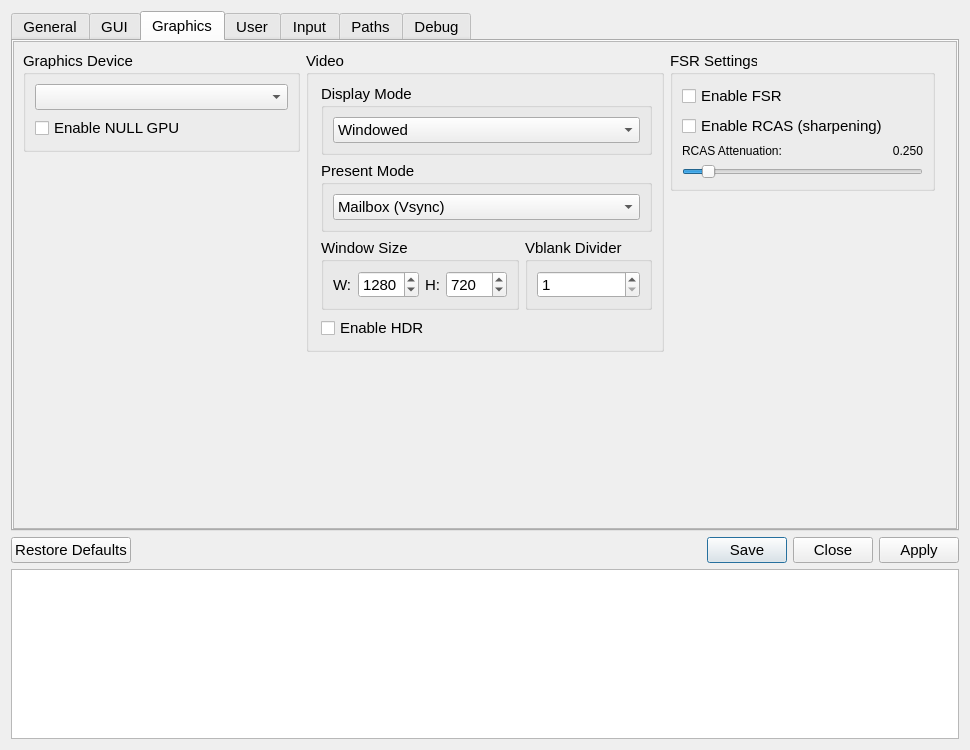
shadps4-emu/shadPS4, file src/qt_gui/settings_dialog.ui: the form before one commit.
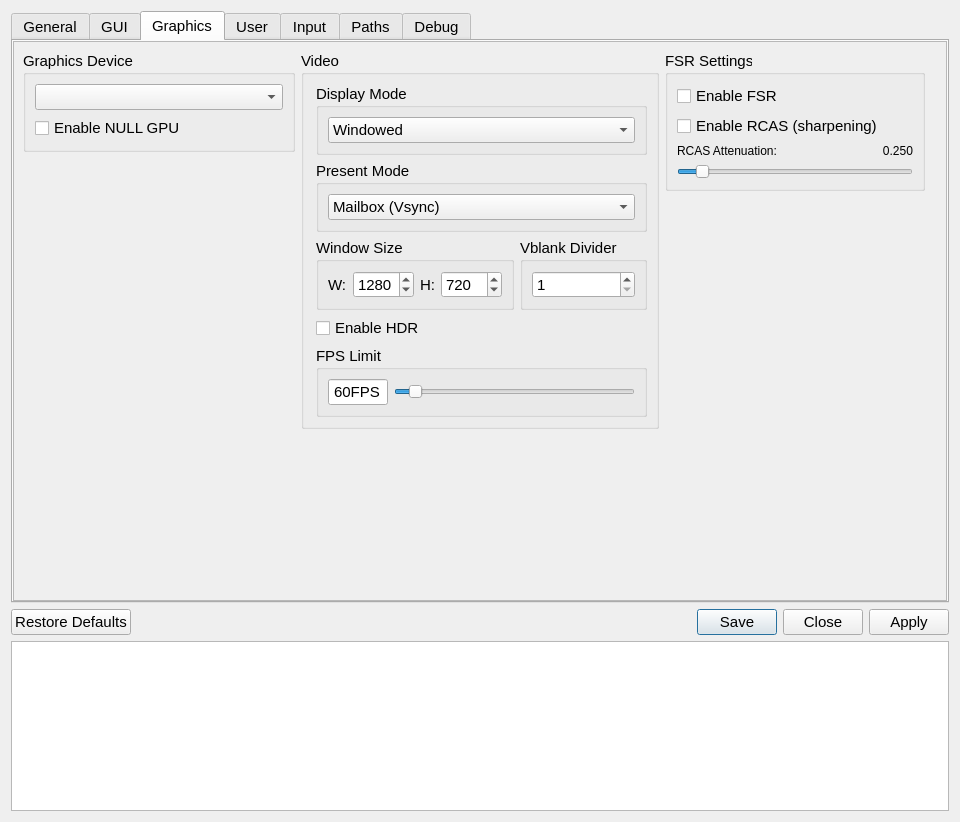
The form after the commit. The open tabs and pages were chosen to show the change. Icons and pictures are not drawn.

Diff of the .ui file:
```diff
--- a/src/qt_gui/settings_dialog.ui
+++ b/src/qt_gui/settings_dialog.ui
@@ -11,8 +11,8 @@
    <rect>
     <x>0</x>
     <y>0</y>
-    <width>970</width>
-    <height>750</height>
+    <width>960</width>
+    <height>822</height>
    </rect>
   </property>
   <property name="sizePolicy">
@@ -987,8 +987,8 @@
         <rect>
          <x>0</x>
          <y>0</y>
-         <width>946</width>
-         <height>536</height>
+         <width>934</width>
+         <height>559</height>
         </rect>
        </property>
        <layout class="QVBoxLayout" name="graphicsTabVLayout" stretch="0,0">
@@ -1245,6 +1245,54 @@
                  </property>
                 </widget>
                </item>
+               <item>
+                <widget class="QGroupBox" name="fpsGroupBox">
+                 <property name="title">
+                  <string>FPS Limit</string>
+                 </property>
+                 <layout class="QVBoxLayout" name="verticalLayout_6">
+                  <item>
+                   <layout class="QHBoxLayout" name="horizontalLayout_8">
+                    <item>
+                     <widget class="QLineEdit" name="fpsText">
+                      <property name="maximumSize">
+                       <size>
+                        <width>60</width>
+                        <height>60</height>
+                       </size>
+                      </property>
+                      <property name="text">
+                       <string>60FPS</string>
+                      </property>
+                      <property name="alignment">
+                       <set>Qt::AlignmentFlag::AlignCenter</set>
+                      </property>
+                      <property name="readOnly">
+                       <bool>true</bool>
+                      </property>
+                     </widget>
+                    </item>
+                    <item>
+                     <widget class="QSlider" name="fpsSlider">
+                      <property name="minimum">
+                       <number>30</number>
+                      </property>
+                      <property name="maximum">
+                       <number>500</number>
+                      </property>
+                      <property name="sliderPosition">
+                       <number>60</number>
+                      </property>
+                      <property name="orientation">
+                       <enum>Qt::Orientation::Horizontal</enum>
+                      </property>
+                     </widget>
+                    </item>
+                   </layout>
+                  </item>
+                 </layout>
+                </widget>
+               </item>
               </layout>
              </widget>
             </item>
```
Left out of the diff: 30 changed lines with no effect on the pictures.
